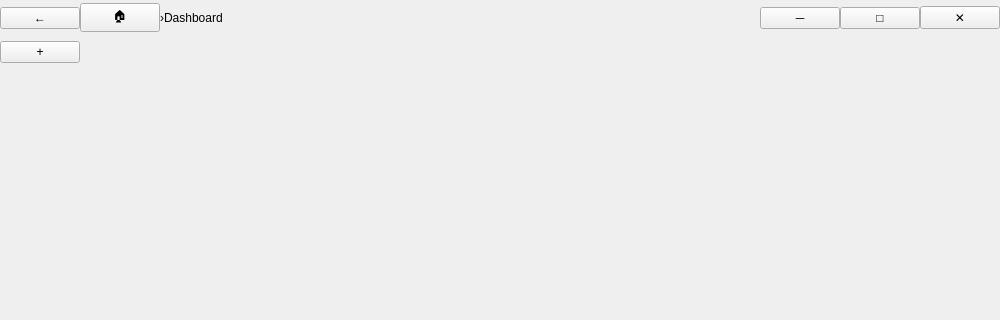
This is Sources/Froms/MainWindow.ui in FixLater/image-text as Qt 5 draws it before an edit; both pictures show x 0 to 1000 and y 0 to 320 of the 1000 by 620 pixel window. The edited form follows.
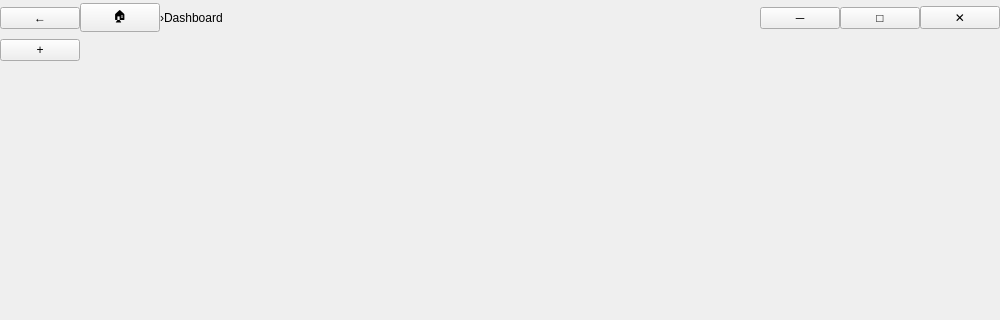
This is the edited form.

Commit message:
style(ui): 调整界面元素尺寸和样式
- 修改了标签页添加按钮的高度从28到24像素
- 移除了标签页组件的圆角样式设置
- 调整了关闭按钮的内边距以改善视觉效果
- 修改了标签栏组件的最小和最大高度从32到28像素
- 调整了面包屑分隔符和按钮的内边距参数
- 更新了窗口控制按钮的内边距配置
- 调整了WebSocket页面标签选项卡的内边距从16px到8px
- 隐藏了分割器手柄并将其尺寸设为0以优化布局
- 移除了发送区域的顶部边距以改进空间利用

What changed in the file:
```diff
--- a/Sources/Froms/MainWindow.ui
+++ b/Sources/Froms/MainWindow.ui
@@ -130,13 +130,13 @@
       <property name="minimumSize">
        <size>
         <width>0</width>
-        <height>32</height>
+        <height>28</height>
        </size>
       </property>
       <property name="maximumSize">
        <size>
         <width>16777215</width>
-        <height>32</height>
+        <height>28</height>
        </size>
       </property>
       <layout class="QHBoxLayout" name="tabBarLayout">
```
The commit also changes 3 other files.
